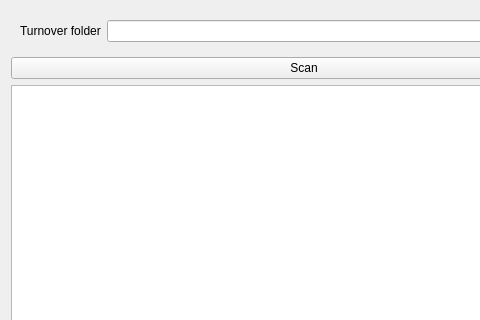
ron-fischer-foxvfxlab/tk-multi-ingestapp, file resources/dialog.ui: the form before one commit; both pictures show x 0 to 480 and y 0 to 320 of the 608 by 517 pixel window.
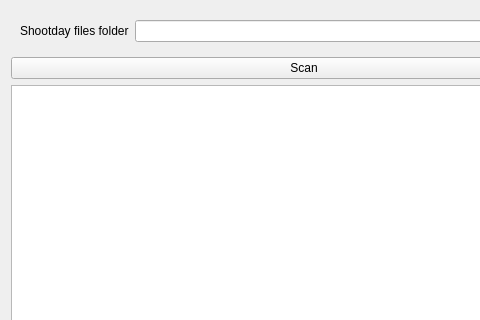
The form after the commit.

Patch:
```diff
--- a/resources/dialog.ui
+++ b/resources/dialog.ui
@@ -32,7 +32,7 @@
       <item>
        <widget class="QLabel" name="label">
         <property name="text">
-         <string>Turnover folder</string>
+         <string>Shootday files folder</string>
         </property>
        </widget>
       </item>
```
Left out of the diff: 2 changed lines with no effect on the pictures.
